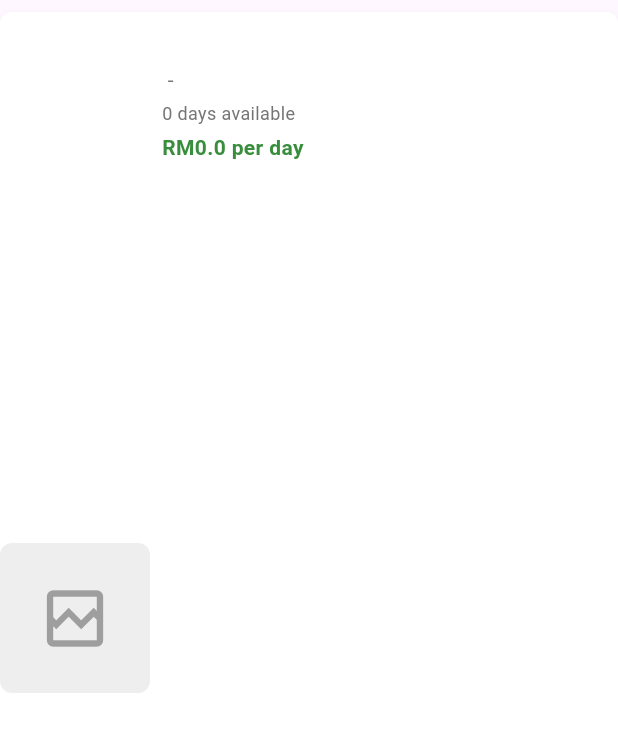
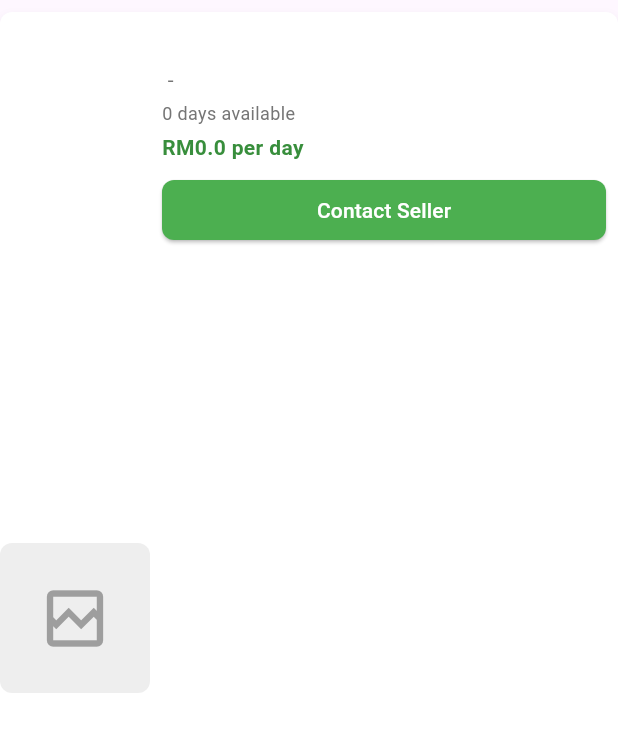
Before and after one commit to lingyuqian0301/farmplus, a Flutter app: the EquipmentListItem widget shown alone on an empty page, opened directly with empty values, on a phone screen of 412 x 824 dp. Shown: the top 732 px of the screen. Run offline on Flutter 3.47's test engine with Material 3 defaults, Android fonts, the phone set to English and light mode, and no system bars; our stand-ins replace firebase_core, fl_chart, flutter_svg, google_fonts, image_picker; accounts and stored records are empty.

Commit message:
modify buying equipments

```diff
--- a/lib/screens/farmer_marketplace/buying_equipments/equipment_list_items.dart
+++ b/lib/screens/farmer_marketplace/buying_equipments/equipment_list_items.dart
@@ -23,7 +23,7 @@ class EquipmentListItem extends StatelessWidget {
       ),
       child: Row(
         children: [
-          _buildImage(equipment.imageUrl), // ✅ Dynamically load image
+          _buildImage(equipment.imageUrl),
           Expanded(
             child: Padding(
               padding: const EdgeInsets.all(8.0),
@@ -60,6 +60,28 @@ class EquipmentListItem extends StatelessWidget {
                     style: TextStyle(
                       color: Colors.green[700],
                       fontWeight: FontWeight.w600,
+                    ),
+                  ),
+                  const SizedBox(height: 8),
+                  // New Contact Seller Button
+                  ElevatedButton(
+                    onPressed: () {
+                      // TODO: Implement contact seller logic
+                      // Currently, this button does nothing when clicked
+                    },
+                    style: ElevatedButton.styleFrom(
+                      foregroundColor: Colors.white,
+                      backgroundColor: Colors.green,
+                      minimumSize: const Size(double.infinity, 40),
+                      shape: RoundedRectangleBorder(
+                        borderRadius: BorderRadius.circular(8),
+                      ),
+                    ),
+                    child: const Text(
+                      'Contact Seller',
+                      style: TextStyle(
+                        fontWeight: FontWeight.w500,
+                      ),
                     ),
                   ),
                 ],
```
Also changed, not shown: lib/screens/farmer_marketplace/selling_crop/farm_financial_services_screen.dart (+0 -51 lines).
